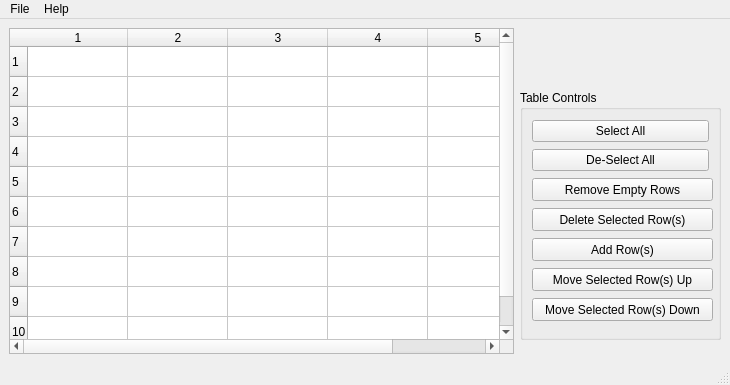
Above: ui/ui_VanDatabaseCriterialSetup.ui from neutrons/PyVDrive before the change. Below: the same form after it.
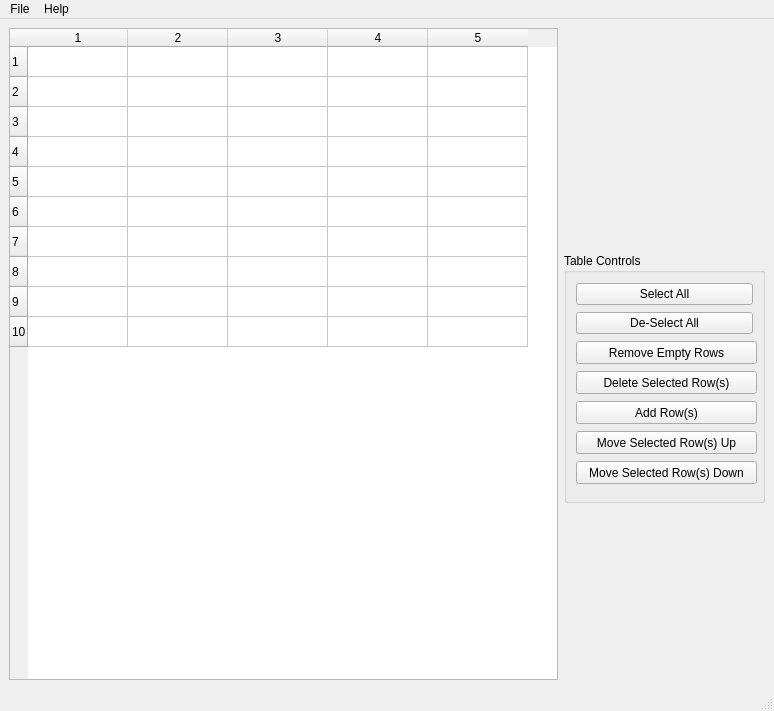
That is the form after the change.

Commit message: Cleaned GUI for reduction setup.

```diff
--- a/ui/ui_VanDatabaseCriterialSetup.ui
+++ b/ui/ui_VanDatabaseCriterialSetup.ui
@@ -6,8 +6,8 @@
    <rect>
     <x>0</x>
     <y>0</y>
-    <width>730</width>
-    <height>385</height>
+    <width>774</width>
+    <height>711</height>
    </rect>
   </property>
   <property name="sizePolicy">
@@ -175,8 +175,8 @@
     <rect>
      <x>0</x>
      <y>0</y>
-     <width>730</width>
-     <height>21</height>
+     <width>774</width>
+     <height>25</height>
     </rect>
    </property>
    <widget class="QMenu" name="menuFile">
```
The commit also changes 3 other files.
